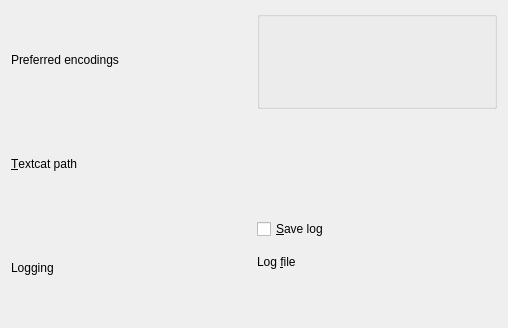
First picture: the form in ID3EncodingConverterGuessingSetup.ui, repository egasimus/id3encodingconverter, before the edit.
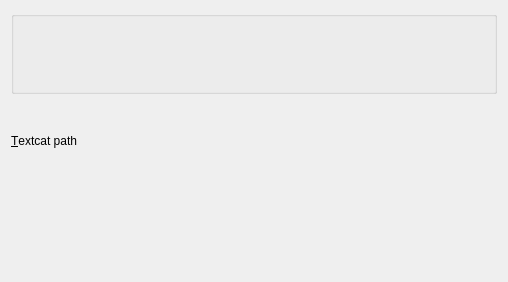
Second picture: the form after the edit. Custom widgets are drawn as their Qt base class.

Commit message: * Update .ui files * Encoding selector for preferences * Fixed showing preferences * Specific app icon and image for help menu * What's this for actions * Threaded file I/O, progress bar for file operations * Refactoring of classes * Ported to Python 2.5 * I10n frame, German translation

Patch:
```diff
--- a/ID3EncodingConverterGuessingSetup.ui
+++ b/ID3EncodingConverterGuessingSetup.ui
@@ -6,7 +6,7 @@
     <x>0</x>
     <y>0</y>
     <width>508</width>
-    <height>328</height>
+    <height>282</height>
    </rect>
   </property>
   <property name="windowTitle" >
@@ -14,8 +14,9 @@
   </property>
   <layout class="QVBoxLayout" name="verticalLayout" >
    <item>
-    <layout class="QGridLayout" >
-     <item row="1" column="0" >
+    <widget class="KEditListBox" name="kcfg_language_encoding_pref" />
+   </item>
+   <item>
       <widget class="QLabel" name="label" >
        <property name="text" >
         <string>&amp;Textcat path</string>
@@ -25,51 +26,11 @@
        </property>
       </widget>
      </item>
-     <item row="1" column="1" >
+   <item>
       <widget class="KUrlRequester" name="kcfg_textcat_LM_path" />
      </item>
-     <item row="0" column="1" >
-      <widget class="KEditListBox" name="kcfg_language_encoding_pref" />
-     </item>
-     <item row="0" column="0" >
-      <widget class="QLabel" name="label_2" >
-       <property name="text" >
-        <string>Preferred encodings</string>
-       </property>
-      </widget>
-     </item>
-     <item row="2" column="0" >
-      <widget class="QLabel" name="label_3" >
-       <property name="text" >
-        <string>Logging</string>
-       </property>
-      </widget>
-     </item>
-     <item row="2" column="1" >
-      <layout class="QVBoxLayout" name="_2" >
        <item>
-        <widget class="QCheckBox" name="checkBox" >
-         <property name="text" >
-          <string>&amp;Save log</string>
-         </property>
-        </widget>
-       </item>
-       <item>
-        <widget class="QLabel" name="label_4" >
-         <property name="text" >
-          <string>Log &amp;file</string>
-         </property>
-         <property name="buddy" >
-          <cstring>logurl</cstring>
-         </property>
-        </widget>
-       </item>
-       <item>
-        <widget class="KUrlRequester" name="logurl" />
-       </item>
-      </layout>
-     </item>
-    </layout>
+    <layout class="QVBoxLayout" name="_2" />
    </item>
   </layout>
  </widget>
```
Lines whose indentation alone changed are shown as unchanged. The commit also changes 12 other files.
